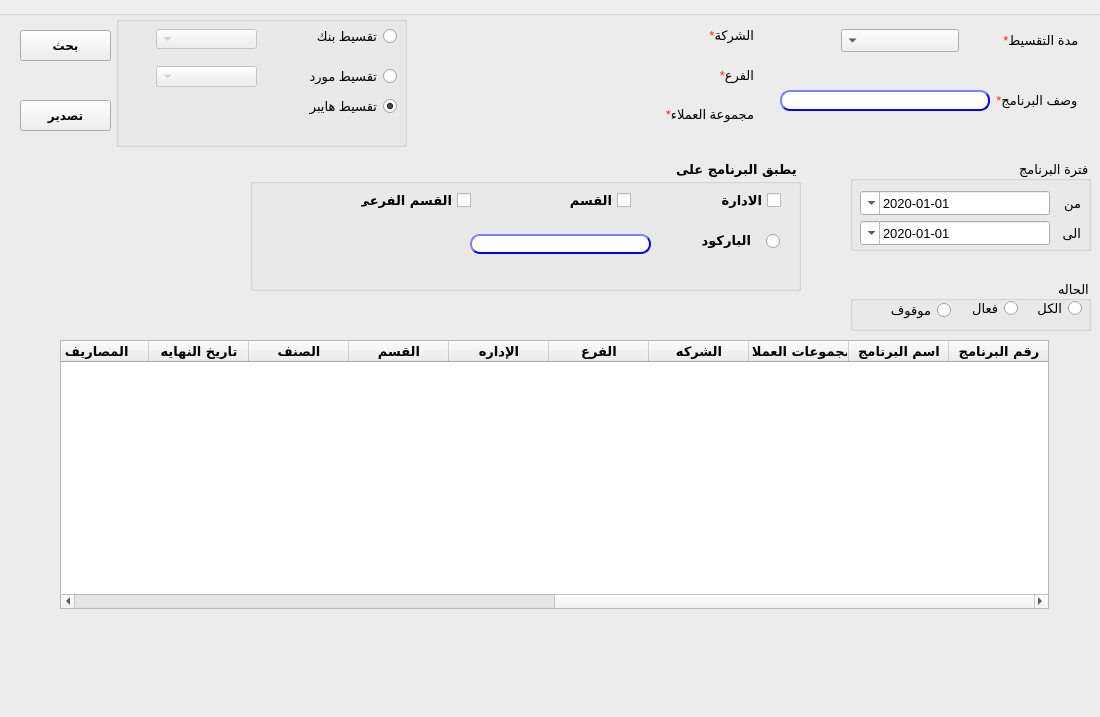
This is presentation/reports_ui/installment.ui in shymaa123456/HyperPOS2020 as Qt 5 draws it before an edit. The edited form follows.
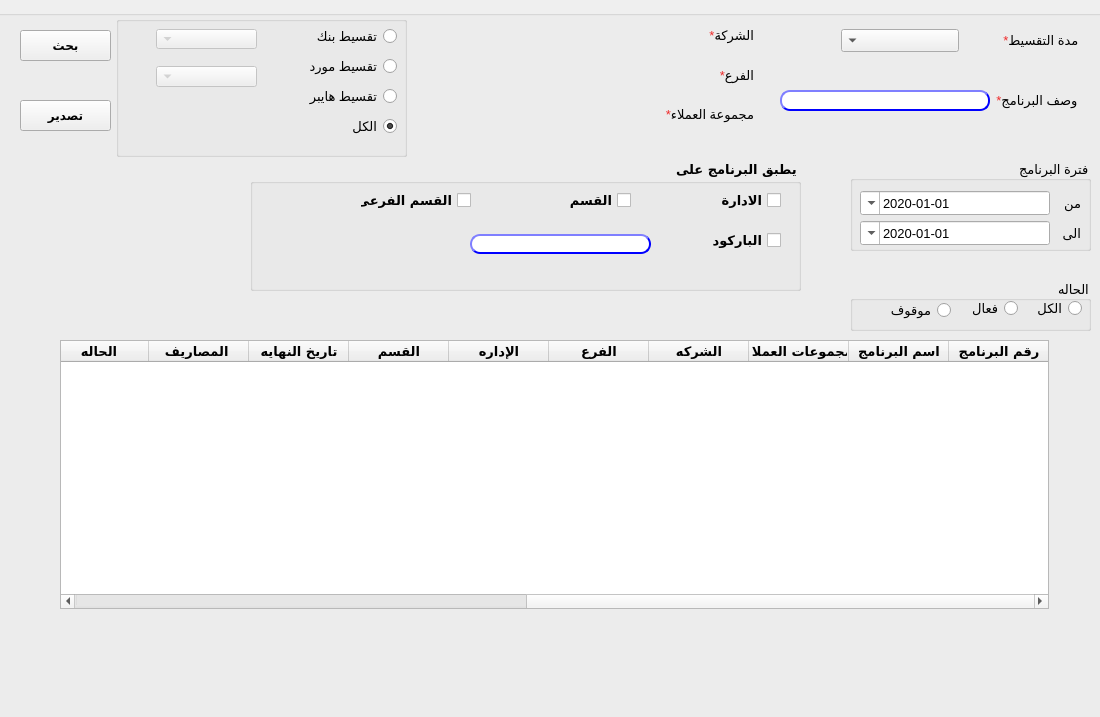
This is the edited form.

Commit message: installment report

```diff
--- a/presentation/reports_ui/installment.ui
+++ b/presentation/reports_ui/installment.ui
@@ -338,7 +338,7 @@
       <x>376</x>
       <y>6</y>
       <width>291</width>
-      <height>131</height>
+      <height>141</height>
      </rect>
     </property>
     <property name="layoutDirection">
@@ -351,7 +351,7 @@
      <property name="geometry">
       <rect>
        <x>190</x>
-       <y>80</y>
+       <y>70</y>
        <width>91</width>
        <height>20</height>
       </rect>
@@ -363,14 +363,14 @@
       <string>تقسيط هايبر</string>
      </property>
      <property name="checked">
-      <bool>true</bool>
+      <bool>false</bool>
      </property>
     </widget>
     <widget class="QRadioButton" name="RBTN_vendor">
      <property name="geometry">
       <rect>
        <x>190</x>
-       <y>50</y>
+       <y>40</y>
        <width>91</width>
        <height>20</height>
       </rect>
@@ -433,6 +433,25 @@
       <enum>Qt::RightToLeft</enum>
      </property>
     </widget>
+    <widget class="QRadioButton" name="RBTN_all">
+     <property name="geometry">
+      <rect>
+       <x>190</x>
+       <y>100</y>
+       <width>91</width>
+       <height>20</height>
+      </rect>
+     </property>
+     <property name="layoutDirection">
+      <enum>Qt::RightToLeft</enum>
+     </property>
+     <property name="text">
+      <string>الكل</string>
+     </property>
+     <property name="checked">
+      <bool>true</bool>
+     </property>
+    </widget>
    </widget>
    <widget class="QGroupBox" name="groupBox_7">
     <property name="geometry">
@@ -475,7 +494,7 @@
       </font>
      </property>
      <property name="text">
-      <string>الباركود</string>
+      <string/>
      </property>
     </widget>
     <widget class="QLineEdit" name="Qline_barcode">
@@ -519,30 +538,6 @@
                                     </string>
      </property>
     </widget>
-    <widget class="QRadioButton" name="Qradio_barcode">
-     <property name="geometry">
-      <rect>
-       <x>510</x>
-       <y>71</y>
-       <width>20</width>
-       <height>20</height>
-      </rect>
-     </property>
-     <property name="font">
-      <font>
-       <family>29LT Bukra Regular</family>
-       <pointsize>10</pointsize>
-       <weight>75</weight>
-       <bold>true</bold>
-      </font>
-     </property>
-     <property name="layoutDirection">
-      <enum>Qt::RightToLeft</enum>
-     </property>
-     <property name="text">
-      <string/>
-     </property>
-    </widget>
     <widget class="QCheckBox" name="checkBox_department">
      <property name="geometry">
       <rect>
@@ -591,6 +586,22 @@
       <string>القسم الفرعى</string>
      </property>
     </widget>
+    <widget class="QCheckBox" name="checkBox_Barcode">
+     <property name="geometry">
+      <rect>
+       <x>440</x>
+       <y>70</y>
+       <width>91</width>
+       <height>20</height>
+      </rect>
+     </property>
+     <property name="layoutDirection">
+      <enum>Qt::RightToLeft</enum>
+     </property>
+     <property name="text">
+      <string>الباركود</string>
+     </property>
+    </widget>
    </widget>
    <widget class="QPushButton" name="Qbtn_search">
     <property name="enabled">
@@ -700,11 +711,6 @@
       <string>القسم</string>
      </property>
     </column>
-    <column>
-     <property name="text">
-      <string>الصنف</string>
-     </property>
-    </column>
     <column>
      <property name="text">
       <string>تاريخ النهايه</string>
```
Left out of the diff: 3 changed lines with no effect on the pictures. The commit also changes 1 other file.
